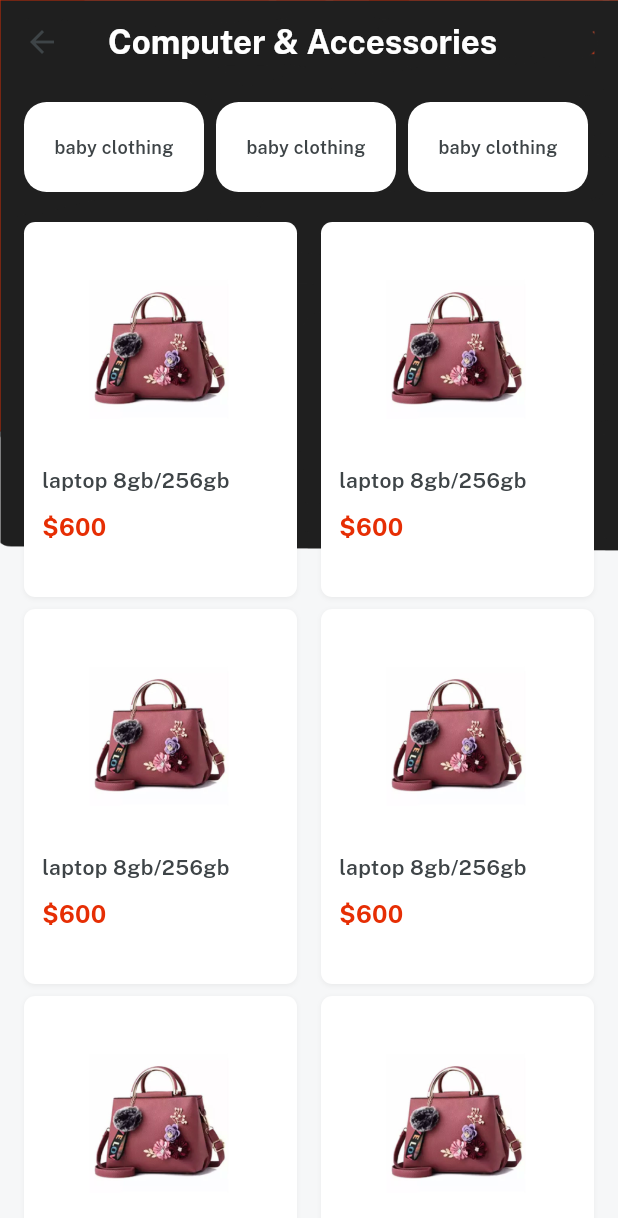
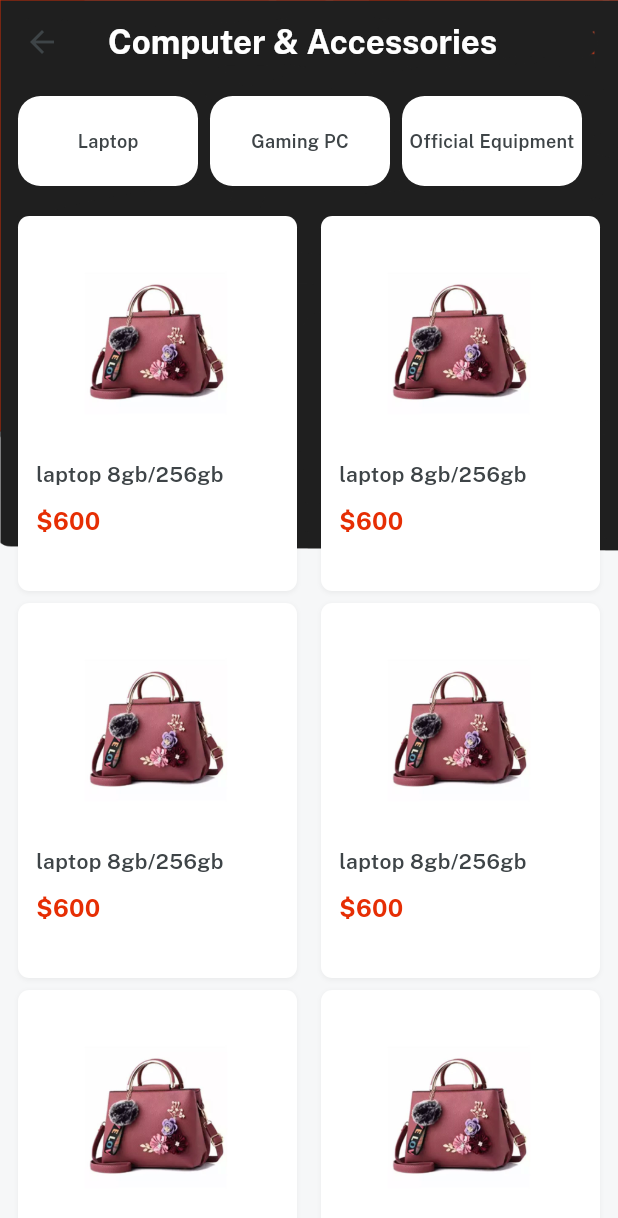
Before and after one commit to Yahya123-hub/SE-Project, a Flutter app: the CategoryScreen screen opened directly, after a tap on "Computer & Accessories", on a phone screen of 412 x 824 dp. Shown: the top 1218 px of the screen. Run offline on Flutter 3.47's test engine with Material 3 defaults, Android fonts, the phone set to English and light mode, and no system bars; our stand-ins replace cloud_firestore, firebase_auth, firebase_core, firebase_storage, get, image_picker and 1 more; accounts and stored records are empty.

Commit message:
Add Product Controller

```diff
--- /dev/null
+++ b/lib/controllers/productController.dart
@@ -0,0 +1,19 @@
+import 'package:ecommerce_app/consts/consts.dart';
+import 'package:ecommerce_app/models/categoryModel.dart';
+import 'package:flutter/services.dart';
+import 'package:get/get.dart';
+
+class ProductController extends GetxController{
+  var sub_category = [];
+
+  get_subCategories(title)async{
+    sub_category.clear();
+    var data = await rootBundle.loadString("lib/services/categoryModel.json");
+    var decoded = categoryModelFromJson(data);
+    var s = decoded.categories.where((element) => element.name == title).toList();
+
+    for (var e in s[0].subcategory){
+      sub_category.add(e);
+    }
+  }
+}
--- a/lib/views/categories/category_items.dart
+++ b/lib/views/categories/category_items.dart
@@ -1,4 +1,6 @@
 import 'package:ecommerce_app/consts/consts.dart';
+import 'package:ecommerce_app/controllers/productController.dart';
+import 'package:ecommerce_app/controllers/profileController.dart';
 import 'package:ecommerce_app/views/categories/product_details.dart';
 import 'package:ecommerce_app/widgets/background.dart';
 import 'package:flutter/material.dart';
@@ -12,20 +14,22 @@ class categoryDetails extends StatelessWidget {
 
   @override
   Widget build(BuildContext context) {
+    var controller = Get.find<ProductController>();
     return bgWidget(
       child: Scaffold(
         appBar: AppBar(
           title: title!.text.fontFamily(bold).white.make(),
         ),
         body: Container(
-          padding: EdgeInsets.all(12),
+          padding: EdgeInsets.all(8),
           child: Column(
+            crossAxisAlignment: CrossAxisAlignment.start,
             children: [
               SingleChildScrollView(
                 physics: const BouncingScrollPhysics(),
                 scrollDirection: Axis.horizontal,
                 child: Row(
-                  children: List.generate(6, (index) => "baby clothing".text.size(12).fontFamily(semibold).color(darkFontGrey).makeCentered().box.size(120, 60).margin(EdgeInsets.symmetric(horizontal: 4)).white.rounded.make()),
+                  children: List.generate(controller.sub_category.length, (index) => "${controller.sub_category[index]}".text.size(12).fontFamily(semibold).color(darkFontGrey).makeCentered().box.size(120, 60).margin(EdgeInsets.symmetric(horizontal: 4)).white.rounded.make()),
                 ),
               ),
 
--- a/lib/views/categories/category_screen.dart
+++ b/lib/views/categories/category_screen.dart
@@ -1,5 +1,6 @@
 import 'package:ecommerce_app/consts/consts.dart';
 import 'package:ecommerce_app/consts/lists.dart';
+import 'package:ecommerce_app/controllers/productController.dart';
 import 'package:ecommerce_app/views/categories/category_items.dart';
 import 'package:ecommerce_app/widgets/background.dart';
 import 'package:get/get.dart';
@@ -9,6 +10,8 @@ class CategoryScreen extends StatelessWidget {
 
   @override
   Widget build(BuildContext context) {
+    var controller = Get.put(ProductController());
+
     return bgWidget(
       child: Scaffold(
         appBar: AppBar(
@@ -28,7 +31,11 @@ class CategoryScreen extends StatelessWidget {
                 categoriesList[index].text.color(darkFontGrey).align(TextAlign.center).make(),
               ]
             ).box.white.rounded.clip(Clip.antiAlias).outerShadowSm.make().onTap(() {
-              Get.to(() => categoryDetails(title: categoriesList[index]));
+
+              controller.get_subCategories(categoriesList[index]);
+              Get.to(
+                () => categoryDetails(title: categoriesList[index])
+                );
             });
           }),
         ),
```
